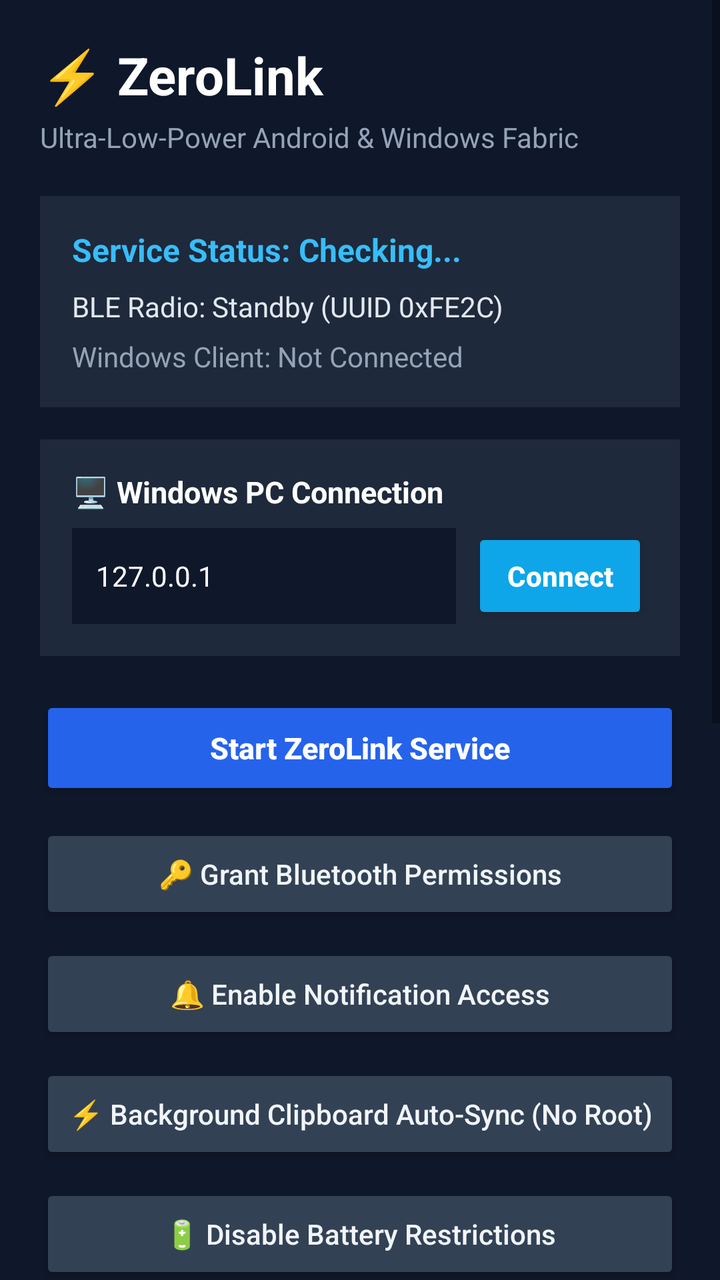
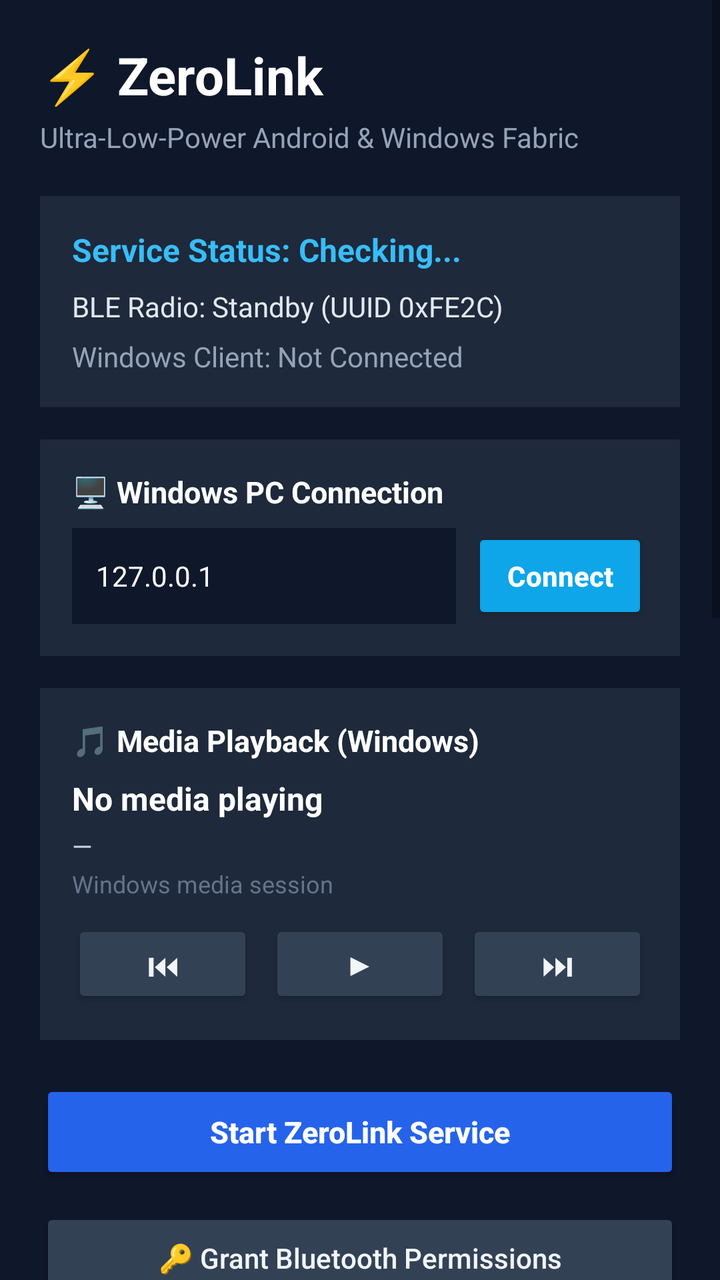

Screens rendered from an Android XML layout before and after an edit, with the pre-edit source and the edit as a unified diff.
<!-- AndroidManifest.xml: activity theme Theme.ZeroLink -->
<!-- res/layout/activity_main.xml -->
<?xml version="1.0" encoding="utf-8"?>
<ScrollView xmlns:android="http://schemas.android.com/apk/res/android"
    android:layout_width="match_parent"
    android:layout_height="match_parent"
    android:background="#0F172A"
    android:fillViewport="true">

    <LinearLayout
        android:layout_width="match_parent"
        android:layout_height="wrap_content"
        android:orientation="vertical"
        android:padding="20dp">

        
        <TextView
            android:layout_width="wrap_content"
            android:layout_height="wrap_content"
            android:text="⚡ ZeroLink"
            android:textColor="#FFFFFF"
            android:textSize="26sp"
            android:textStyle="bold" />

        <TextView
            android:layout_width="wrap_content"
            android:layout_height="wrap_content"
            android:layout_marginTop="4dp"
            android:text="Ultra-Low-Power Android &amp; Windows Fabric"
            android:textColor="#94A3B8"
            android:textSize="14sp" />

        
        <LinearLayout
            android:layout_width="match_parent"
            android:layout_height="wrap_content"
            android:layout_marginTop="20dp"
            android:background="#1E293B"
            android:orientation="vertical"
            android:padding="16dp">

            <TextView
                android:id="@+id/tv_service_status"
                android:layout_width="wrap_content"
                android:layout_height="wrap_content"
                android:text="Service Status: Checking..."
                android:textColor="#38BDF8"
                android:textSize="16sp"
                android:textStyle="bold" />

            <TextView
                android:id="@+id/tv_ble_status"
                android:layout_width="wrap_content"
                android:layout_height="wrap_content"
                android:layout_marginTop="8dp"
                android:text="BLE Radio: Standby (UUID 0xFE2C)"
                android:textColor="#E2E8F0"
                android:textSize="14sp" />

            <TextView
                android:id="@+id/tv_connection_status"
                android:layout_width="wrap_content"
                android:layout_height="wrap_content"
                android:layout_marginTop="6dp"
                android:text="Windows Client: Not Connected"
                android:textColor="#94A3B8"
                android:textSize="14sp" />
        </LinearLayout>

        
        <LinearLayout
            android:layout_width="match_parent"
            android:layout_height="wrap_content"
            android:layout_marginTop="16dp"
            android:background="#1E293B"
            android:orientation="vertical"
            android:padding="16dp">

            <TextView
                android:layout_width="wrap_content"
                android:layout_height="wrap_content"
                android:text="🖥️ Windows PC Connection"
                android:textColor="#FFFFFF"
                android:textSize="15sp"
                android:textStyle="bold" />

            <LinearLayout
                android:layout_width="match_parent"
                android:layout_height="wrap_content"
                android:layout_marginTop="8dp"
                android:orientation="horizontal">

                <EditText
                    android:id="@+id/et_host_ip"
                    android:layout_width="0dp"
                    android:layout_height="48dp"
                    android:layout_weight="1"
                    android:background="#0F172A"
                    android:hint="PC IP (127.0.0.1 or LAN IP)"
                    android:paddingHorizontal="12dp"
                    android:singleLine="true"
                    android:text="127.0.0.1"
                    android:textColor="#FFFFFF"
                    android:textColorHint="#64748B"
                    android:textSize="14sp" />

                <Button
                    android:id="@+id/btn_connect_host"
                    android:layout_width="wrap_content"
                    android:layout_height="48dp"
                    android:layout_marginStart="8dp"
                    android:backgroundTint="#0EA5E9"
                    android:text="Connect"
                    android:textAllCaps="false"
                    android:textColor="#FFFFFF"
                    android:textStyle="bold" />
            </LinearLayout>
        </LinearLayout>

        
        <Button
            android:id="@+id/btn_toggle_service"
            android:layout_width="match_parent"
            android:layout_height="52dp"
            android:layout_marginTop="20dp"
            android:backgroundTint="#2563EB"
            android:text="Start ZeroLink Service"
            android:textAllCaps="false"
            android:textColor="#FFFFFF"
            android:textSize="15sp"
            android:textStyle="bold" />

        <Button
            android:id="@+id/btn_grant_permissions"
            android:layout_width="match_parent"
            android:layout_height="50dp"
            android:layout_marginTop="12dp"
            android:backgroundTint="#334155"
            android:text="🔑 Grant Bluetooth Permissions"
            android:textAllCaps="false"
            android:textColor="#F1F5F9"
            android:textSize="14sp" />

        <Button
            android:id="@+id/btn_notification_access"
            android:layout_width="match_parent"
            android:layout_height="50dp"
            android:layout_marginTop="10dp"
            android:backgroundTint="#334155"
            android:text="🔔 Enable Notification Access"
            android:textAllCaps="false"
            android:textColor="#F1F5F9"
            android:textSize="14sp" />

        <Button
            android:id="@+id/btn_accessibility_service"
            android:layout_width="match_parent"
            android:layout_height="50dp"
            android:layout_marginTop="10dp"
            android:backgroundTint="#334155"
            android:text="⚡ Background Clipboard Auto-Sync (No Root)"
            android:textAllCaps="false"
            android:textColor="#F1F5F9"
            android:textSize="14sp" />

        <Button
            android:id="@+id/btn_battery_optimization"
            android:layout_width="match_parent"
            android:layout_height="50dp"
            android:layout_marginTop="10dp"
            android:backgroundTint="#334155"
            android:text="🔋 Disable Battery Restrictions"
            android:textAllCaps="false"
            android:textColor="#F1F5F9"
            android:textSize="14sp" />

        <Button
            android:id="@+id/btn_test_clipboard"
            android:layout_width="match_parent"
            android:layout_height="50dp"
            android:layout_marginTop="10dp"
            android:backgroundTint="#334155"
            android:text="📋 Copy Test Text (Sync to PC)"
            android:textAllCaps="false"
            android:textColor="#F1F5F9"
            android:textSize="14sp" />

        <Button
            android:id="@+id/btn_send_notif"
            android:layout_width="match_parent"
            android:layout_height="50dp"
            android:layout_marginTop="10dp"
            android:backgroundTint="#334155"
            android:text="🔔 Send Test Notification to PC"
            android:textAllCaps="false"
            android:textColor="#F1F5F9"
            android:textSize="14sp" />

        <Button
            android:id="@+id/btn_sync_photos"
            android:layout_width="match_parent"
            android:layout_height="50dp"
            android:layout_marginTop="10dp"
            android:backgroundTint="#334155"
            android:text="📁 Sync Photos Catalog to PC"
            android:textAllCaps="false"
            android:textColor="#F1F5F9"
            android:textSize="14sp" />

        <Button
            android:id="@+id/btn_screen_mirror"
            android:layout_width="match_parent"
            android:layout_height="50dp"
            android:layout_marginTop="10dp"
            android:backgroundTint="#334155"
            android:text="📱 Start Screen Mirroring"
            android:textAllCaps="false"
            android:textColor="#F1F5F9"
            android:textSize="14sp" />

        
        <TextView
            android:layout_width="wrap_content"
            android:layout_height="wrap_content"
            android:layout_marginTop="24dp"
            android:text="Activity &amp; Security Log:"
            android:textColor="#94A3B8"
            android:textSize="14sp"
            android:textStyle="bold" />

        <TextView
            android:id="@+id/tv_logs"
            android:layout_width="match_parent"
            android:layout_height="180dp"
            android:layout_marginTop="8dp"
            android:background="#020617"
            android:fontFamily="monospace"
            android:padding="12dp"
            android:scrollbars="vertical"
            android:text="[Ready] Open ZeroLink to start sync.\n"
            android:textColor="#4ADE80"
            android:textSize="12sp" />

    </LinearLayout>
</ScrollView>
<!-- resources referenced by this layout -->
<resources>
  <style name="Theme.ZeroLink" parent="Theme.AppCompat.DayNight.NoActionBar">
          <item name="colorPrimary">#2563EB</item>
          <item name="colorPrimaryDark">#0F172A</item>
          <item name="colorAccent">#38BDF8</item>
          <item name="android:windowBackground">#0F172A</item>
      </style>
</resources>

<!-- the commit's change to res/layout/activity_main.xml (unified diff, before → after) -->
@@ -116,6 +116,91 @@
         </LinearLayout>
 
         
+        <LinearLayout
+            android:layout_width="match_parent"
+            android:layout_height="wrap_content"
+            android:layout_marginTop="16dp"
+            android:background="#1E293B"
+            android:orientation="vertical"
+            android:padding="16dp">
+
+            <TextView
+                android:layout_width="wrap_content"
+                android:layout_height="wrap_content"
+                android:text="🎵 Media Playback (Windows)"
+                android:textColor="#FFFFFF"
+                android:textSize="15sp"
+                android:textStyle="bold" />
+
+            <TextView
+                android:id="@+id/tv_media_title"
+                android:layout_width="match_parent"
+                android:layout_height="wrap_content"
+                android:layout_marginTop="8dp"
+                android:text="No media playing"
+                android:textColor="#FFFFFF"
+                android:textSize="16sp"
+                android:textStyle="bold" />
+
+            <TextView
+                android:id="@+id/tv_media_artist"
+                android:layout_width="match_parent"
+                android:layout_height="wrap_content"
+                android:layout_marginTop="4dp"
+                android:text="—"
+                android:textColor="#CBD5E1"
+                android:textSize="13sp" />
+
+            <TextView
+                android:id="@+id/tv_media_app"
+                android:layout_width="match_parent"
+                android:layout_height="wrap_content"
+                android:layout_marginTop="2dp"
+                android:text="Windows media session"
+                android:textColor="#64748B"
+                android:textSize="12sp" />
+
+            <LinearLayout
+                android:layout_width="match_parent"
+                android:layout_height="wrap_content"
+                android:layout_marginTop="10dp"
+                android:orientation="horizontal">
+
+                <Button
+                    android:id="@+id/btn_media_prev"
+                    android:layout_width="0dp"
+                    android:layout_height="44dp"
+                    android:layout_weight="1"
+                    android:backgroundTint="#334155"
+                    android:text="⏮"
+                    android:textColor="#F1F5F9"
+                    android:textSize="16sp" />
+
+                <Button
+                    android:id="@+id/btn_media_toggle"
+                    android:layout_width="0dp"
+                    android:layout_height="44dp"
+                    android:layout_marginStart="8dp"
+                    android:layout_weight="1"
+                    android:backgroundTint="#334155"
+                    android:text="▶"
+                    android:textColor="#F1F5F9"
+                    android:textSize="16sp" />
+
+                <Button
+                    android:id="@+id/btn_media_next"
+                    android:layout_width="0dp"
+                    android:layout_height="44dp"
+                    android:layout_marginStart="8dp"
+                    android:layout_weight="1"
+                    android:backgroundTint="#334155"
+                    android:text="⏭"
+                    android:textColor="#F1F5F9"
+                    android:textSize="16sp" />
+            </LinearLayout>
+        </LinearLayout>
+
+        
         <Button
             android:id="@+id/btn_toggle_service"
             android:layout_width="match_parent"
